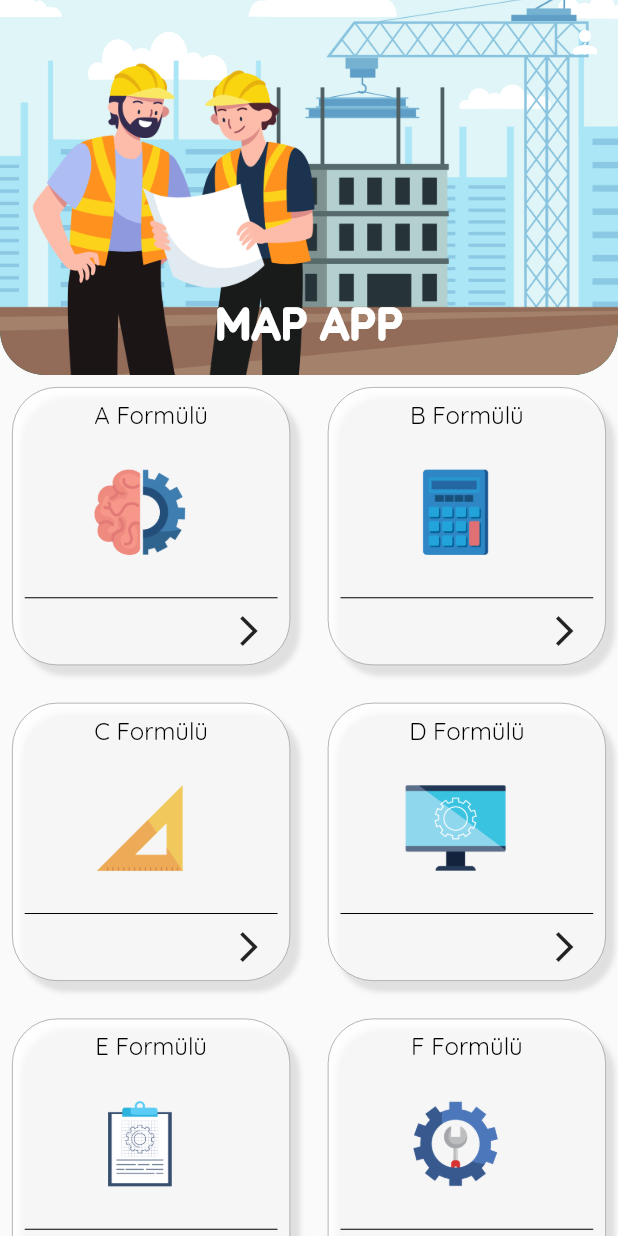
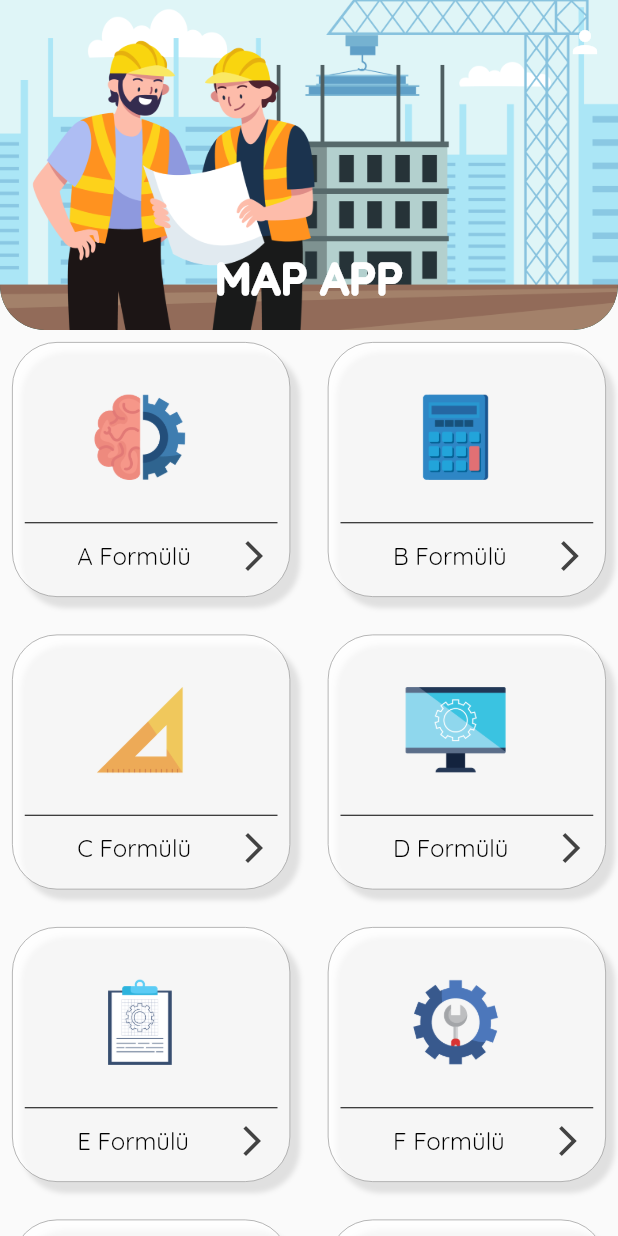
Before and after one commit to Ahmetk9122/map_app, a Flutter app: the screen it shows after launch, on a phone screen of 412 x 824 dp. Run offline on Flutter 3.47's test engine with Material 2 defaults, Android fonts, the phone set to English and light mode, and no system bars; our stand-ins replace google_fonts.

Commit message:
update version 2.0

```diff
--- a/lib/gercek_formul_listesi.dart
+++ b/lib/Pages/gercek_formul_listesi.dart
@@ -4,14 +4,43 @@ import 'package:project/data/strings.dart';
 import 'package:project/formul_item.dart';
 import 'package:project/model/formul.dart';
 
-class GercekFormulListesi extends StatelessWidget {
-    late List<Formul> tumFormuller;
+class GercekFormulListesi extends StatefulWidget {
+  late List<Formul> tumFormuller;
    GercekFormulListesi()
    {
      tumFormuller =veriKaynaginiHazirla();
     print(tumFormuller);
    }
+   List<Formul> veriKaynaginiHazirla() {
+     List<Formul> gecici =[];
+    for(int i=0;i<12;i++)
+    {
+      var formulAdi=Strings.FORMUL_ADLARI[i];
+      var formulKucukResim=Strings.FORMUL_KUCUK_RESIM[i];
+      Formul eklenecekFormul =Formul(formulAdi,formulKucukResim);
+      gecici.add((eklenecekFormul));
+    }
+    return gecici;
+  }
 
+  @override
+  State<GercekFormulListesi> createState() => _GercekFormulListesiState();
+}
+
+class _GercekFormulListesiState extends State<GercekFormulListesi> {
+
+  List<Formul> veriKaynaginiHazirla() {
+     List<Formul> gecici =[];
+    for(int i=0;i<12;i++)
+    {
+      var formulAdi=Strings.FORMUL_ADLARI[i];
+      var formulKucukResim=Strings.FORMUL_KUCUK_RESIM[i];
+      Formul eklenecekFormul =Formul(formulAdi,formulKucukResim);
+      gecici.add((eklenecekFormul));
+    }
+    return gecici;
+  }
+  int secilenMenuItem=0;
   @override
   Widget build(BuildContext context) {
     return Scaffold(
@@ -42,7 +71,7 @@ class GercekFormulListesi extends StatelessWidget {
                         ),
                       ]),
             ],
-            expandedHeight: 250,
+            expandedHeight: 220,
             pinned: true,
             shape: RoundedRectangleBorder(
               borderRadius: BorderRadius.vertical(
@@ -68,12 +97,13 @@ class GercekFormulListesi extends StatelessWidget {
            padding: EdgeInsets.all(8),
            sliver: SliverGrid(
              delegate: SliverChildBuilderDelegate(
-               _dinamikElemanUretenFonksiyon,childCount:tumFormuller.length
+               _dinamikElemanUretenFonksiyon,childCount:widget.tumFormuller.length
              ),
              gridDelegate:  SliverGridDelegateWithFixedCrossAxisCount(
                crossAxisCount: 2,
                mainAxisSpacing: 25,
-               crossAxisSpacing: 25
+               crossAxisSpacing: 25,
+               mainAxisExtent: 170
                )),
          )
 
@@ -95,24 +125,43 @@ class GercekFormulListesi extends StatelessWidget {
             )
             */
         ],
-      )
+      ),
+      // bottomNavigationBar:bottomnavMenu(),
       );
 
   }
+/*
+BottomNavigationBar bottomnavMenu() {
+    return BottomNavigationBar(items: [
+      BottomNavigationBarItem(
+        icon: Icon(Icons.home),
+        label:"Anasayfa",
+        backgroundColor: Color.fromRGBO(26, 55, 77, 1)),
+      BottomNavigationBarItem(
+        icon: Icon(Icons.search),
+        label:"Arama",
+        backgroundColor: Color.fromRGBO(64, 104, 130, 1)),
+      BottomNavigationBarItem(
+        icon: Icon(Icons.add),
+        label:"Ekleme",
+        backgroundColor:  Color.fromRGBO(105, 152, 171, 1)),
 
-  List<Formul> veriKaynaginiHazirla() {
-     List<Formul> gecici =[];
-    for(int i=0;i<12;i++)
+    ],
+    type: BottomNavigationBarType.shifting,
+    currentIndex:secilenMenuItem,
+    onTap: (index)
     {
-      var formulAdi=Strings.BURC_ADLARI[i];
-      var formulKucukResim=Strings.FORMUL_KUCUK_RESIM[i];
-      Formul eklenecekFormul =Formul(formulAdi,formulKucukResim);
-      gecici.add((eklenecekFormul));
-    }
-    return gecici;
+      setState(() {
+        secilenMenuItem=index;
+      });
+    },
+
+    );
   }
+*/
+
 
   Widget? _dinamikElemanUretenFonksiyon(BuildContext context, int index) {
-    return FormulItem(listelenenFormul: tumFormuller[index]);
+    return FormulItem(listelenenFormul: widget.tumFormuller[index]);
   }
 }
--- a/lib/formul_listeleri.dart
+++ b/lib/bos/formul_listeleri.dart
@@ -43,7 +43,7 @@ class formul_Listeleri extends StatelessWidget {
      List<Formul> gecici =[];
     for(int i=0;i<12;i++)
     {
-      var formulAdi=Strings.BURC_ADLARI[i];
+      var formulAdi=Strings.FORMUL_ADLARI[i];
       var formulKucukResim=Strings.FORMUL_KUCUK_RESIM[i];
       Formul eklenecekFormul =Formul(formulAdi,formulKucukResim);
       gecici.add((eklenecekFormul));
--- a/lib/data/strings.dart
+++ b/lib/data/strings.dart
@@ -2,9 +2,9 @@ class Strings {
   Strings() {
     print('Olusturuldu');
   }
-  static const String APP_NAME = "Burç Rehberi";
+  static const String APP_NAME = "MAP APP";
 
-  static const List<String> BURC_ADLARI = [
+  static const List<String> FORMUL_ADLARI = [
     "A Formülü",
     "B Formülü",
     "C Formülü",
--- a/lib/formul_item.dart
+++ b/lib/formul_item.dart
@@ -1,6 +1,7 @@
 import 'package:flutter/material.dart';
+import 'package:project/detay/a_formul_detay.dart';
 import 'package:project/constants/app_constants.dart';
-import 'package:project/gercek_formul_listesi.dart';
+import 'package:project/Pages/gercek_formul_listesi.dart';
 import 'package:project/model/formul.dart';
 
 class FormulItem extends StatelessWidget {
@@ -19,7 +20,24 @@ class FormulItem extends StatelessWidget {
     InkWell(
       onTap: ()
       {
-        print("basılıd");
+      switch(listelenenFormul.formulAdi) {
+   case "A Formülü": {
+      Navigator.of(context).push(MaterialPageRoute(builder: (context)=>a_Formulu()));
+   }
+   break;
+    /*
+    Herbir Formül için bunu çoğalt.
+     case "A Formülü": {
+      Navigator.of(context).push(MaterialPageRoute(builder: (context)=>a_Formulu()));
+   }
+   break;
+
+    */
+   default: {
+     print("olmadı ama yaparsın sen ");
+   }
+   break;
+}
       },
       child: Container(
                         decoration: BoxDecoration(
@@ -37,14 +55,13 @@ class FormulItem extends StatelessWidget {
                                  // green as background color
                             ),
                         width: 150,
-                        height: 165,
+                        height: 150,
                         child: Column(
                           children: [
                             Padding(
                               padding: const EdgeInsets.all(8.0),
                               child: Column(
                                 children: [
-                                  Text(listelenenFormul.formulAdi,style: Sabitler.CardStyle,),
                                   Padding(
                                     padding: const EdgeInsets.only(right: 15.0),
                                     child: Padding(
@@ -63,11 +80,21 @@ class FormulItem extends StatelessWidget {
                                     height: 4,
                                     color: Colors.black,
                                   ),
-                                  Padding(
-                                    padding: const EdgeInsets.only(top: 8,left: 130.0),
-                                    child: Icon(
-                                      Icons.arrow_forward_ios,
-                                    ),
+                                  Row(
+                                    children: [
+                                        Padding(
+                                          padding: const EdgeInsets.only(left:35,top: 8),
+                                          child: Text(listelenenFormul.formulAdi,style: Sabitler.CardStyle,),
+                                        ),
+                                      Padding(
+                                        padding: const EdgeInsets.only(top: 8,left: 30.0),
+                                        child: Icon(
+                                          Icons.arrow_forward_ios,
+                                          color: Colors.grey.shade800,
+
+                                        ),
+                                      ),
+                                    ],
                                   ),
                                   ],
                               ),
--- a/lib/main.dart
+++ b/lib/main.dart
@@ -1,10 +1,14 @@
 import 'package:flutter/material.dart';
-import 'package:project/formul_listeleri.dart';
-import 'package:project/gercek_formul_listesi.dart';
+import 'package:project/Pages/gercek_formul_listesi.dart';
 
 void main() => runApp(MyApp());
 
-class MyApp extends StatelessWidget {
+class MyApp extends StatefulWidget {
+  @override
+  State<MyApp> createState() => _MyAppState();
+}
+
+class _MyAppState extends State<MyApp> {
   @override
   Widget build(BuildContext context) {
     return MaterialApp(
```
Also changed, not shown: lib/detay/a_formul_detay.dart (added, +20 -0 lines), lib/a_formul_detay.dart (deleted).
